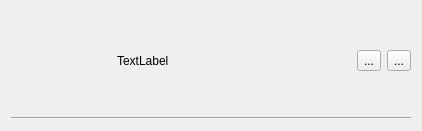
OpenMineMods/OpenMineMods, file UI/PackWidget.ui: the form before one commit.
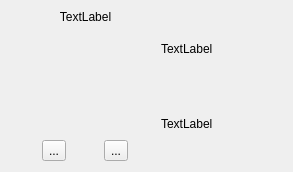
The form after the commit. Icons and pictures are not drawn.

Commit message: Work on pack widget

The edit to the form file:
```diff
--- a/UI/PackWidget.ui
+++ b/UI/PackWidget.ui
@@ -6,8 +6,8 @@
    <rect>
     <x>0</x>
     <y>0</y>
-    <width>422</width>
-    <height>130</height>
+    <width>293</width>
+    <height>170</height>
    </rect>
   </property>
   <property name="windowTitle">
@@ -15,7 +15,10 @@
   </property>
   <layout class="QVBoxLayout" name="verticalLayout">
    <item>
-    <layout class="QHBoxLayout" name="horizontalLayout_2">
+    <layout class="QHBoxLayout" name="main">
+     <property name="spacing">
+      <number>0</number>
+     </property>
      <item>
       <widget class="QWidget" name="pack_icon" native="true">
        <property name="sizePolicy">
@@ -26,21 +29,65 @@
        </property>
        <property name="minimumSize">
         <size>
-         <width>100</width>
-         <height>100</height>
+         <width>150</width>
+         <height>150</height>
         </size>
        </property>
-      </widget>
-     </item>
+       <widget class="QWidget" name="verticalLayoutWidget">
+        <property name="geometry">
+         <rect>
+          <x>-1</x>
+          <y>-1</y>
+          <width>151</width>
+          <height>151</height>
+         </rect>
+        </property>
+        <layout class="QVBoxLayout" name="verticalLayout_2">
      <item>
       <widget class="QLabel" name="pack_name">
+           <property name="sizePolicy">
+            <sizepolicy hsizetype="Minimum" vsizetype="Minimum">
+             <horstretch>0</horstretch>
+             <verstretch>0</verstretch>
+            </sizepolicy>
+           </property>
        <property name="text">
         <string>TextLabel</string>
        </property>
-      </widget>
-     </item>
+           <property name="alignment">
+            <set>Qt::AlignHCenter|Qt::AlignTop</set>
+           </property>
+           <property name="wordWrap">
+            <bool>true</bool>
+           </property>
+          </widget>
+         </item>
+         <item>
+          <spacer name="verticalSpacer">
+           <property name="orientation">
+            <enum>Qt::Vertical</enum>
+           </property>
+           <property name="sizeHint" stdset="0">
+            <size>
+             <width>20</width>
+             <height>40</height>
+            </size>
+           </property>
+          </spacer>
+         </item>
+         <item>
+          <layout class="QHBoxLayout" name="horizontalLayout">
+           <property name="sizeConstraint">
+            <enum>QLayout::SetMaximumSize</enum>
+           </property>
      <item>
       <widget class="QToolButton" name="pack_more">
+             <property name="sizePolicy">
+              <sizepolicy hsizetype="Fixed" vsizetype="Fixed">
+               <horstretch>0</horstretch>
+               <verstretch>0</verstretch>
+              </sizepolicy>
+             </property>
        <property name="toolTip">
         <string>Open Pack Website</string>
        </property>
@@ -69,12 +116,29 @@
      </item>
     </layout>
    </item>
+        </layout>
+       </widget>
+      </widget>
+     </item>
    <item>
-    <widget class="Line" name="line">
-     <property name="orientation">
-      <enum>Qt::Horizontal</enum>
-     </property>
-    </widget>
+      <layout class="QVBoxLayout" name="info">
+       <item>
+        <widget class="QLabel" name="pack_downloads">
+         <property name="text">
+          <string>TextLabel</string>
+         </property>
+        </widget>
+       </item>
+       <item>
+        <widget class="QLabel" name="pack_authors">
+         <property name="text">
+          <string>TextLabel</string>
+         </property>
+        </widget>
+       </item>
+      </layout>
+     </item>
+    </layout>
    </item>
   </layout>
  </widget>
```
Lines whose indentation alone changed are shown as unchanged. The commit also changes 3 other files.
